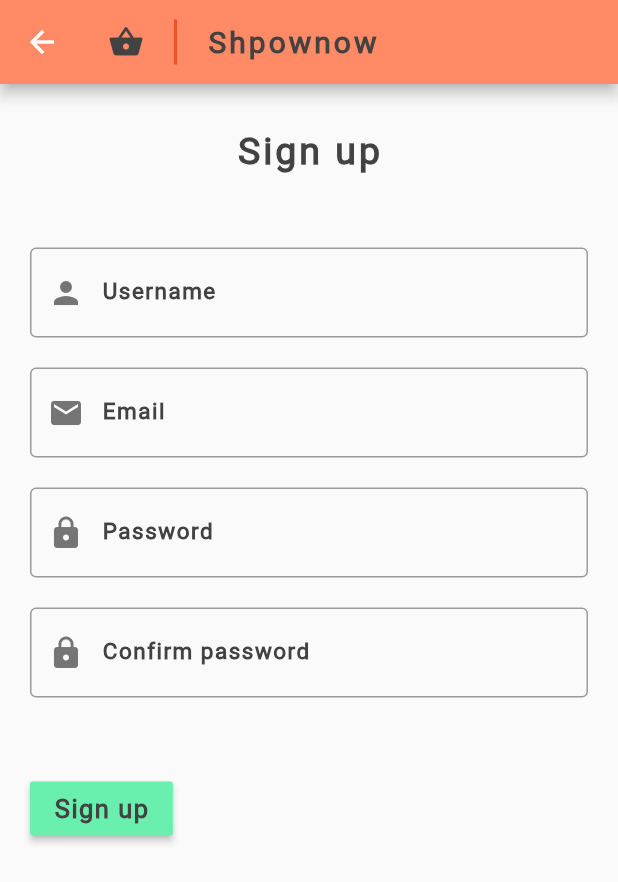
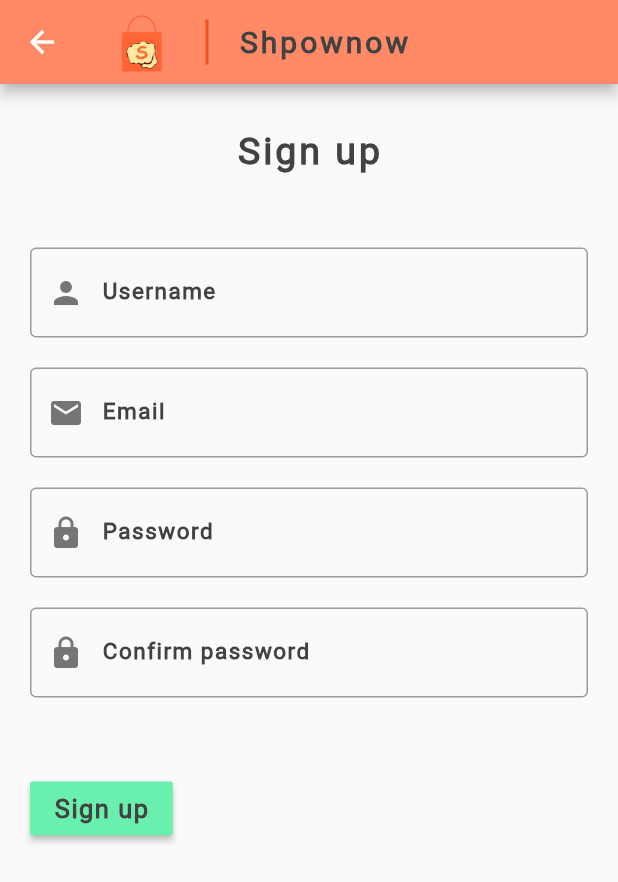
Before and after one commit to TheRandomizer7/shpownow, a Flutter app: the screen it shows after launch, after a tap on "New user? Sign up", on a phone screen of 412 x 824 dp. Shown: the top 882 px of the screen. Run offline on Flutter 3.47's test engine with Material 2 defaults, Android fonts, the phone set to English and light mode, and no system bars; our stand-ins replace cloud_firestore, firebase_auth, firebase_core, flutter_rating_bar, flutter_spinkit, fluttertoast and 2 more; accounts and stored records are empty; network calls fail.

Commit message:
Slight design improvements

```diff
--- a/lib/pages/loading.dart
+++ b/lib/pages/loading.dart
@@ -124,9 +124,9 @@ class _LoadingState extends State<Loading> {
           appBar: AppBar(
             title: Row(
               children: [
-                Icon(
-                  Icons.shopping_basket,
-                  color: Colors.grey[800],
+                Image.asset(
+                  'assets/Shpownow logo.png',
+                  width: 45.0,
                 ),
                 SizedBox(
                   width: 20.0,
--- a/lib/pages/login.dart
+++ b/lib/pages/login.dart
@@ -20,9 +20,9 @@ class _LoginPageState extends State<LoginPage> {
       appBar: AppBar(
         title: Row(
           children: [
-            Icon(
-              Icons.shopping_basket,
-              color: Colors.grey[800],
+            Image.asset(
+              'assets/Shpownow logo.png',
+              width: 45.0,
             ),
             SizedBox(
               width: 20.0,
--- a/lib/pages/sign_up.dart
+++ b/lib/pages/sign_up.dart
@@ -23,9 +23,9 @@ class _SignUpPageState extends State<SignUpPage> {
       appBar: AppBar(
         title: Row(
           children: [
-            Icon(
-              Icons.shopping_basket,
-              color: Colors.grey[800],
+            Image.asset(
+              'assets/Shpownow logo.png',
+              width: 45.0,
             ),
             SizedBox(
               width: 20.0,
@@ -200,9 +200,10 @@ class _SignUpPageState extends State<SignUpPage> {
                         Navigator.pop(context);
                       } else {
                         Fluttertoast.showToast(
-                        msg: 'Something went really wrong, and you may not be able to use your account. Fix your account by signing in with a google account of the same email',
-                        toastLength: Toast.LENGTH_LONG,
-                        gravity: ToastGravity.BOTTOM);
+                            msg:
+                                'Something went really wrong, and you may not be able to use your account. Fix your account by signing in with a google account of the same email',
+                            toastLength: Toast.LENGTH_LONG,
+                            gravity: ToastGravity.BOTTOM);
                       }
                     }
                   } else {
--- a/lib/pages/user_info.dart
+++ b/lib/pages/user_info.dart
@@ -182,6 +182,7 @@ class _UserInfoPageState extends State<UserInfoPage> {
                                       AuthObject authObject = AuthObject();
                                       bool success = await authObject.signOut();
                                       if (success) {
+                                        Navigator.pop(context);
                                         Navigator.pushReplacement(
                                             context,
                                             MaterialPageRoute(
```
Also changed, not shown: lib/pages/product.dart (+3 -4 lines), assets/Shpownow logo.png (added).
